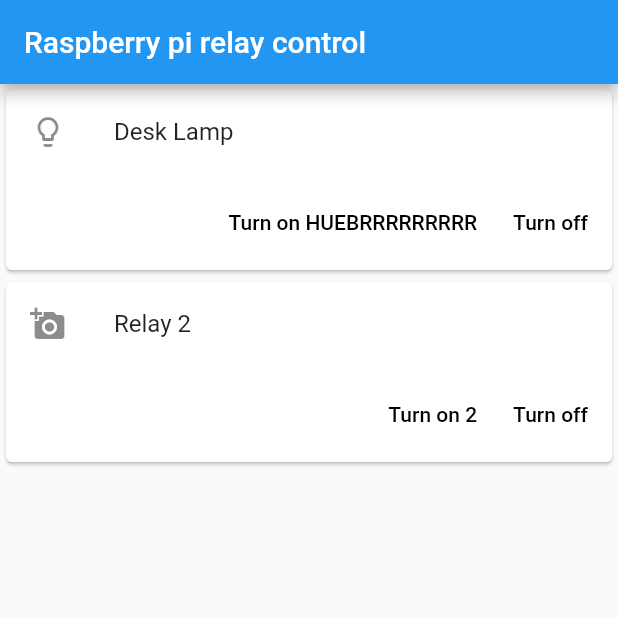
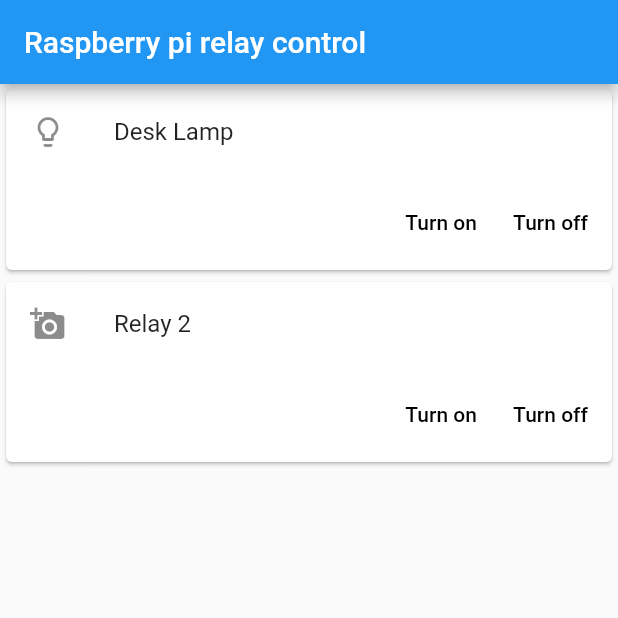
Before and after one commit to GDalonso/FlutterRelayControl, a Flutter app: the screen it shows after launch, on a phone screen of 412 x 824 dp, the top half of it. Run offline on Flutter 3.47's test engine with Material 2 defaults, Android fonts, the phone set to English and light mode, and no system bars.

Commit message:
label update

```diff
--- a/lib/main.dart
+++ b/lib/main.dart
@@ -26,9 +26,9 @@ class MyAppBody extends StatelessWidget {
     return Center(
         child: Column(
       children: <Widget>[
-        relayTile("Desk Lamp", "Turn on HUEBRRRRRRRRR", "Turn off", "on", "off",
+        relayTile("Desk Lamp", "Turn on", "Turn off", "on", "off",
             1, Icon(Icons.lightbulb_outline)),
-        relayTile("Relay 2", "Turn on 2", "Turn off", "on", "off", 2,
+        relayTile("Relay 2", "Turn on", "Turn off", "on", "off", 2,
             Icon(Icons.add_a_photo)),
       ],
     ));
```
